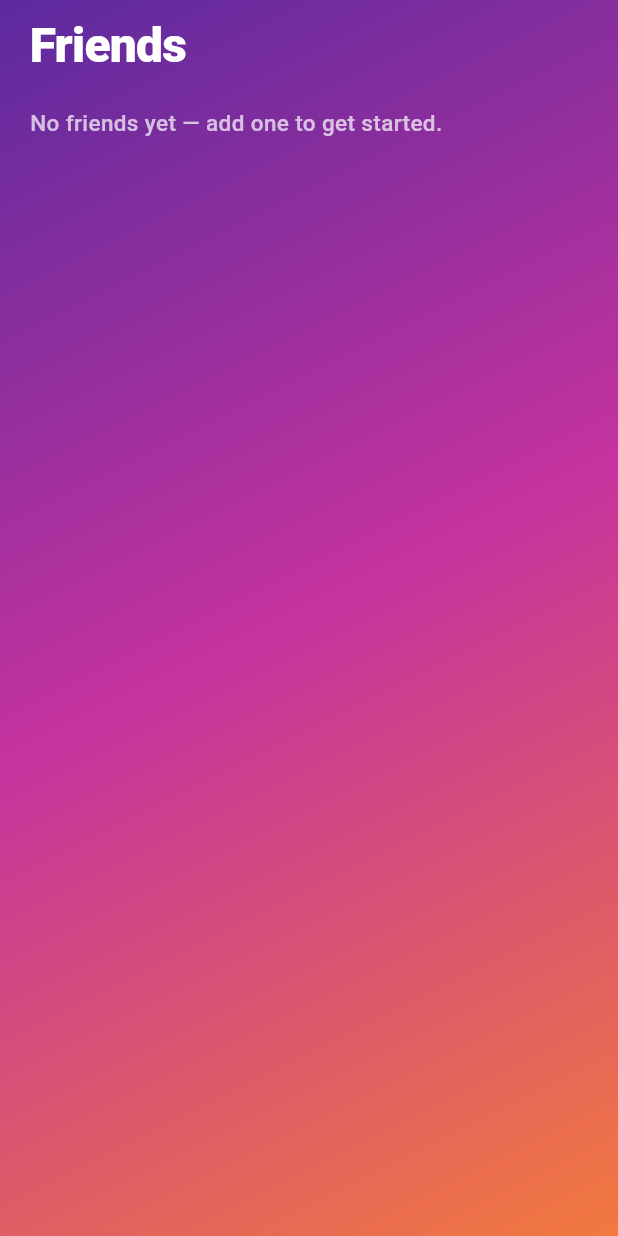
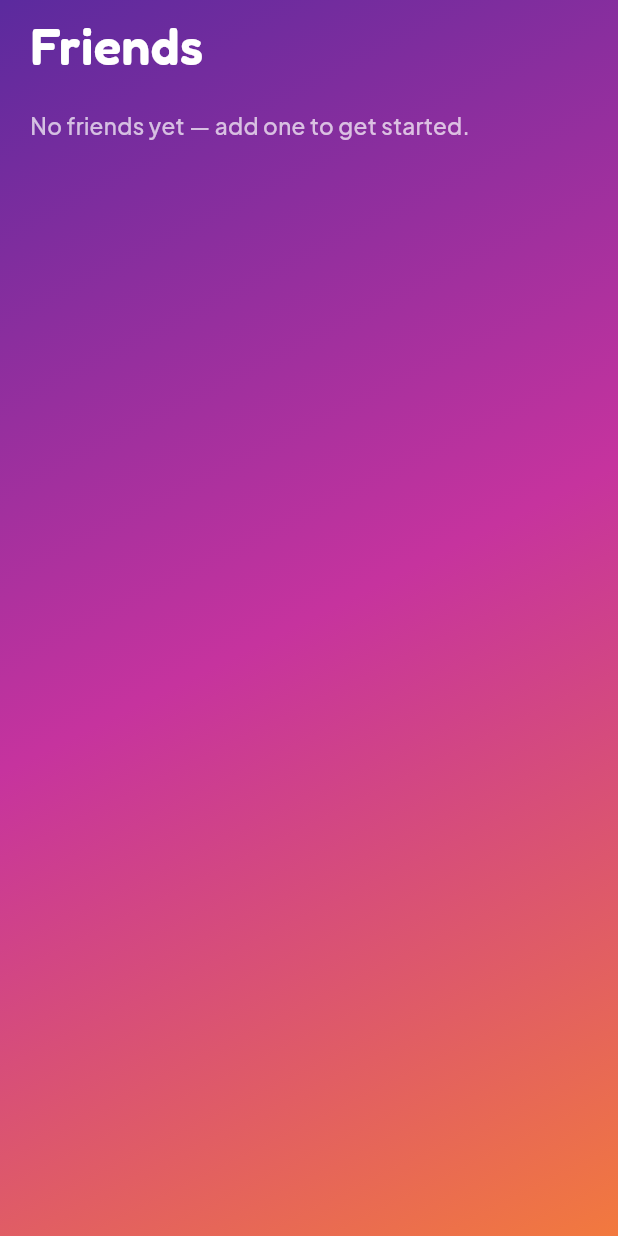
Before and after one commit to TheCodeDaniel/project_face_off, a Flutter app: the FriendsScreen screen opened directly, on a phone screen of 412 x 824 dp. Run offline on Flutter 3.47's test engine with Material 3 defaults, Android fonts, the phone set to English and light mode, and no system bars; our stand-ins replace connectivity_plus, flutter_riverpod, google_fonts, hugeicons.

Commit message:
Overhaul design system: hugeicons, Google Fonts, glassy icon-first nav
Three fixes from visual review of the running app:

- Icons: replace all Material Icons with the hugeicons stroke-rounded
  set via a new AppIcon wrapper (lib/core/widgets/app_icon.dart) — one
  seam if the icon package ever changes, matches the deliberate visual
  language of the reference screenshots better than default Material.
- Typography: three Google Fonts each earning their keep — Fredoka
  (bold/rounded) for display/headline, Plus Jakarta Sans (clean
  geometric) for body/label, Space Grotesk (tabular figures) for
  scores/coins/timers. Wired into ThemeData's textTheme too.
- FloatingNavBar rebuilt as a glassmorphic (BackdropFilter blur +
  translucent white) icon-first pill: unselected tabs are icon-only,
  the selected tab grows an inline label inside an accent pill — the
  old version was a flat white bar with icon+label on all three tabs,
  too text-heavy against the gradient.
- SecondaryPillButton ("How to Play") rebuilt as a translucent white
  frosted pill instead of an outline in LobbyPalette.gradientStart —
  the outline read as nearly invisible on the violet/magenta/orange
  gradient it's placed on (the bug the user screenshotted).

Verified by running the app on an iOS simulator (not just analyze/
test) and screenshotting the Play tab.

Co-Authored-By: Claude Sonnet 5 <noreply@anthropic.com>

```diff
--- a/lib/core/connectivity/offline_bottom_sheet.dart
+++ b/lib/core/connectivity/offline_bottom_sheet.dart
@@ -1,6 +1,8 @@
 import 'package:flutter/material.dart';
+import 'package:hugeicons/hugeicons.dart';
 
 import '../theme/app_text_styles.dart';
+import '../widgets/app_icon.dart';
 
 /// Slide-up (not blocking-dialog) offline notice per Blueprint Section 5.
 /// Auto-dismisses the instant connectivity + a server health check pass; a
@@ -38,7 +40,7 @@ class OfflineBottomSheet extends StatelessWidget {
             decoration: BoxDecoration(color: Colors.black12, borderRadius: BorderRadius.circular(2)),
           ),
           const SizedBox(height: 20),
-          const Icon(Icons.wifi_off_rounded, size: 48, color: Colors.black45),
+          const AppIcon(HugeIcons.strokeRoundedWifiOff01, size: 44, color: Colors.black45),
           const SizedBox(height: 12),
           Text("You're offline", style: AppTextStyles.headline.copyWith(color: Colors.black87)),
           const SizedBox(height: 4),
--- a/lib/core/theme/app_text_styles.dart
+++ b/lib/core/theme/app_text_styles.dart
@@ -1,40 +1,39 @@
 import 'package:flutter/material.dart';
+import 'package:google_fonts/google_fonts.dart';
 
-/// Typography tokens (Blueprint Section 3): a bold rounded display face for
-/// headlines/scores, a clean geometric sans for body/UI text. Numbers always use
-/// tabular figures so they don't jitter during countdowns.
+/// Typography tokens (Blueprint Section 3), built on three deliberately
+/// distinct Google Fonts rather than one system default — each earns its
+/// keep:
+/// - **Fredoka** for display/headline: bold, rounded, high-personality —
+///   matches the "MiMeo chunky" party-game register the blueprint calls for.
+/// - **Plus Jakarta Sans** for body/UI: a clean geometric sans that stays
+///   legible at small sizes without competing with the display face.
+/// - **Space Grotesk** for numerics: scores, coin counts, timers get a
+///   techy/tabular feel that reads as "instrumentation" rather than prose —
+///   paired with [FontFeature.tabularFigures] so digits never jitter width
+///   during countdowns.
 ///
-/// No custom font files are bundled yet — these use Flutter's platform default
-/// with the required weights/features until brand fonts are added under
-/// `assets/fonts/` (see pubspec `flutter.fonts`).
+/// These are getters, not `const` fields — [GoogleFonts] resolves lazily and
+/// caches the downloaded font file itself.
 abstract final class AppTextStyles {
   static const _tabularFigures = [FontFeature.tabularFigures()];
 
-  static const TextStyle display = TextStyle(
-    fontWeight: FontWeight.w900,
-    fontSize: 32,
-    height: 1.1,
-    letterSpacing: -0.5,
-  );
+  static TextStyle get display => GoogleFonts.fredoka(fontWeight: FontWeight.w600, fontSize: 34, height: 1.08);
 
-  static const TextStyle headline = TextStyle(fontWeight: FontWeight.w800, fontSize: 22, height: 1.15);
+  static TextStyle get headline => GoogleFonts.fredoka(fontWeight: FontWeight.w600, fontSize: 22, height: 1.15);
 
-  static const TextStyle body = TextStyle(fontWeight: FontWeight.w500, fontSize: 15, height: 1.4);
+  static TextStyle get body => GoogleFonts.plusJakartaSans(fontWeight: FontWeight.w500, fontSize: 15, height: 1.4);
 
-  static const TextStyle label = TextStyle(fontWeight: FontWeight.w600, fontSize: 13, height: 1.2);
+  static TextStyle get label => GoogleFonts.plusJakartaSans(fontWeight: FontWeight.w600, fontSize: 13, height: 1.2);
 
   /// Scores, coin counts, timers — tabular figures prevent digit-width jitter.
-  static const TextStyle numeric = TextStyle(
-    fontWeight: FontWeight.w800,
-    fontSize: 20,
-    height: 1.1,
-    fontFeatures: _tabularFigures,
-  );
+  static TextStyle get numeric =>
+      GoogleFonts.spaceGrotesk(fontWeight: FontWeight.w700, fontSize: 20, height: 1.1, fontFeatures: _tabularFigures);
 
-  static const TextStyle numericLarge = TextStyle(
-    fontWeight: FontWeight.w900,
-    fontSize: 40,
-    height: 1.0,
-    fontFeatures: _tabularFigures,
-  );
+  static TextStyle get numericLarge =>
+      GoogleFonts.spaceGrotesk(fontWeight: FontWeight.w700, fontSize: 42, height: 1.0, fontFeatures: _tabularFigures);
+
+  /// Base [TextTheme] fallback so any un-styled `Text` widget still lands on
+  /// the body font instead of the platform default.
+  static TextTheme textTheme(TextTheme base) => GoogleFonts.plusJakartaSansTextTheme(base);
 }
--- a/lib/core/theme/app_theme.dart
+++ b/lib/core/theme/app_theme.dart
@@ -1,5 +1,6 @@
 import 'package:flutter/material.dart';
 
+import 'app_text_styles.dart';
 import 'lobby_palette.dart';
 import 'match_palette.dart';
 
@@ -15,6 +16,7 @@ abstract final class AppTheme {
       brightness: Brightness.light,
       scaffoldBackgroundColor: lobby.cardBackground,
       colorScheme: ColorScheme.fromSeed(seedColor: lobby.gradientStart, brightness: Brightness.light),
+      textTheme: AppTextStyles.textTheme(ThemeData(brightness: Brightness.light).textTheme),
       extensions: const [LobbyPalette.standard, MatchPalette.standard],
     );
   }
--- a/lib/core/widgets/coin_badge.dart
+++ b/lib/core/widgets/coin_badge.dart
@@ -1,7 +1,9 @@
 import 'package:flutter/material.dart';
+import 'package:hugeicons/hugeicons.dart';
 
 import '../theme/app_text_styles.dart';
 import '../theme/lobby_palette.dart';
+import 'app_icon.dart';
 
 /// Persistent top-right currency pill (MiMeo reference, Blueprint Section 1).
 /// Wrap in [RepaintBoundary] at the call site if the coin count animates
@@ -30,7 +32,7 @@ class CoinBadge extends StatelessWidget {
         child: Row(
           mainAxisSize: MainAxisSize.min,
           children: [
-            Icon(Icons.monetization_on_rounded, color: palette.coinGold, size: 18),
+            AppIcon(HugeIcons.strokeRoundedCoins01, color: palette.coinGold, size: 18),
             const SizedBox(width: 6),
             Text('$coins', style: AppTextStyles.numeric.copyWith(color: Colors.black87)),
           ],
--- a/lib/core/widgets/collapsible_panel.dart
+++ b/lib/core/widgets/collapsible_panel.dart
@@ -1,6 +1,8 @@
 import 'package:flutter/material.dart';
+import 'package:hugeicons/hugeicons.dart';
 
 import '../theme/app_text_styles.dart';
+import 'app_icon.dart';
 
 /// Caret-expandable bottom panel with internal toggles (Blueprint Section 1,
 /// voxel mini-golf scorecard reference). Used for the in-match score panel.
@@ -53,7 +55,7 @@ class _CollapsiblePanelState extends State<CollapsiblePanel> {
                   AnimatedRotation(
                     turns: _expanded ? 0.5 : 0,
                     duration: const Duration(milliseconds: 200),
-                    child: Icon(Icons.expand_more_rounded, color: widget.foregroundColor),
+                    child: AppIcon(HugeIcons.strokeRoundedArrowDown01, color: widget.foregroundColor, size: 18),
                   ),
                 ],
               ),
--- a/lib/core/widgets/duel_vs_transition.dart
+++ b/lib/core/widgets/duel_vs_transition.dart
@@ -1,7 +1,9 @@
 import 'package:flutter/material.dart';
+import 'package:hugeicons/hugeicons.dart';
 
 import '../theme/app_text_styles.dart';
 import '../theme/match_palette.dart';
+import 'app_icon.dart';
 
 /// The dramatic pre-match beat (Blueprint Section 1, Image 6 / rock-paper-
 /// scissors reference): two avatars slide in from opposite edges, collide at a
@@ -106,7 +108,7 @@ class _CombatantLabel extends StatelessWidget {
           CircleAvatar(
             radius: 36,
             backgroundColor: color,
-            child: const Icon(Icons.face_rounded, color: Colors.white, size: 32),
+            child: const AppIcon(HugeIcons.strokeRoundedUserCircle02, color: Colors.white, size: 30),
           ),
           const SizedBox(height: 8),
           Text(
--- a/lib/core/widgets/pin_code_entry.dart
+++ b/lib/core/widgets/pin_code_entry.dart
@@ -1,8 +1,10 @@
 import 'package:flutter/material.dart';
 import 'package:flutter/services.dart';
+import 'package:hugeicons/hugeicons.dart';
 
 import '../theme/app_text_styles.dart';
 import '../theme/lobby_palette.dart';
+import 'app_icon.dart';
 
 /// 6-box code entry with a "Room found!" confirmation state (Blueprint Section
 /// 1, Image 2). Reused for the Friends-tab invite-code join flow. Demo:
@@ -78,7 +80,7 @@ class _PinCodeEntryState extends State<PinCodeEntry> {
           Row(
             mainAxisAlignment: MainAxisAlignment.center,
             children: [
-              Icon(Icons.check_circle_rounded, color: palette.gradientMid, size: 18),
+              AppIcon(HugeIcons.strokeRoundedCheckmarkCircle02, color: palette.gradientMid, size: 18),
               const SizedBox(width: 6),
               Text('Room found!', style: AppTextStyles.label.copyWith(color: palette.gradientMid)),
             ],
--- a/lib/core/widgets/podium_leaderboard.dart
+++ b/lib/core/widgets/podium_leaderboard.dart
@@ -1,7 +1,9 @@
 import 'package:flutter/material.dart';
+import 'package:hugeicons/hugeicons.dart';
 
 import '../theme/app_text_styles.dart';
 import '../theme/lobby_palette.dart';
+import 'app_icon.dart';
 
 class LeaderboardEntry {
   const LeaderboardEntry({required this.name, required this.score, this.avatarUrl});
@@ -83,7 +85,7 @@ class _PodiumBlock extends StatelessWidget {
       child: Column(
         mainAxisSize: MainAxisSize.min,
         children: [
-          if (crowned) const Icon(Icons.emoji_events_rounded, color: Color(0xFFFFC94A), size: 28),
+          if (crowned) const AppIcon(HugeIcons.strokeRoundedCrown, color: Color(0xFFFFC94A), size: 26),
           CircleAvatar(radius: 22, backgroundColor: Colors.white, child: Text(entry?.name.characters.first ?? '?')),
           const SizedBox(height: 4),
           Text(
--- a/lib/features/play/presentation/play_screen.dart
+++ b/lib/features/play/presentation/play_screen.dart
@@ -1,4 +1,5 @@
 import 'package:flutter/material.dart';
+import 'package:hugeicons/hugeicons.dart';
 
 import '../../../core/theme/app_text_styles.dart';
 import '../../../core/widgets/coin_badge.dart';
@@ -37,9 +38,9 @@ class PlayScreen extends StatelessWidget {
               const SizedBox(height: 24),
               const _OnlineIndicator(count: 0),
               const SizedBox(height: 32),
-              PrimaryPillButton(label: 'Quick Match', icon: Icons.bolt_rounded, onPressed: () {}),
+              PrimaryPillButton(label: 'Quick Match', icon: HugeIcons.strokeRoundedZap, onPressed: () {}),
               const SizedBox(height: 12),
-              SecondaryPillButton(label: 'How to Play', icon: Icons.help_outline_rounded, onPressed: () {}),
+              SecondaryPillButton(label: 'How to Play', icon: HugeIcons.strokeRoundedHelpCircle, onPressed: () {}),
             ],
           ),
         ),
--- a/pubspec.yaml
+++ b/pubspec.yaml
@@ -48,6 +48,10 @@ dependencies:
 
   # Offline/connectivity (Section 12)
   connectivity_plus: ^6.1.0
+
+  # Design system: icon set + typography (Section 4)
+  hugeicons: ^1.1.7
+  google_fonts: ^8.2.1
 
   # --- Credential-gated: add back once configured, see CLAUDE.md ---
   # firebase_core / firebase_auth / cloud_firestore / firebase_database:
```
Also changed, not shown: lib/core/widgets/activity_toast.dart (+5 -3 lines), lib/core/widgets/app_icon.dart (added, +27 -0 lines), lib/core/widgets/primary_pill_button.dart (+32 -20 lines), lib/core/widgets/stat_tile.dart (+6 -3 lines), lib/features/app_shell/presentation/floating_nav_bar.dart (+44 -18 lines), lib/features/profile/presentation/profile_screen.dart (+5 -4 lines), pubspec.lock, 4 other files.
